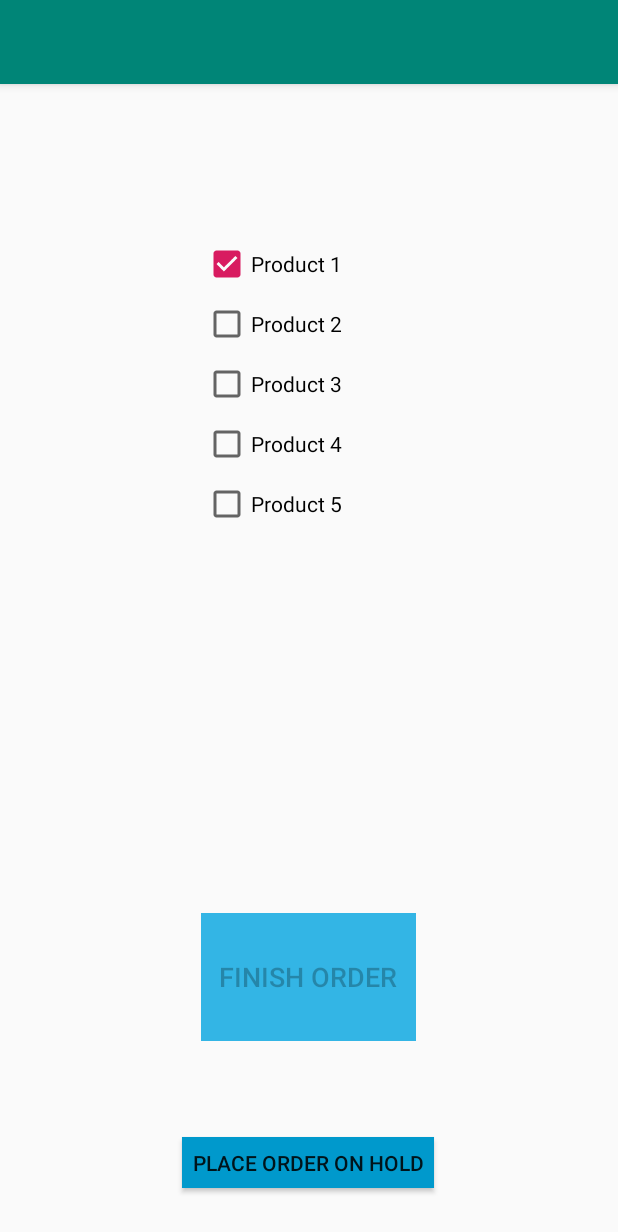
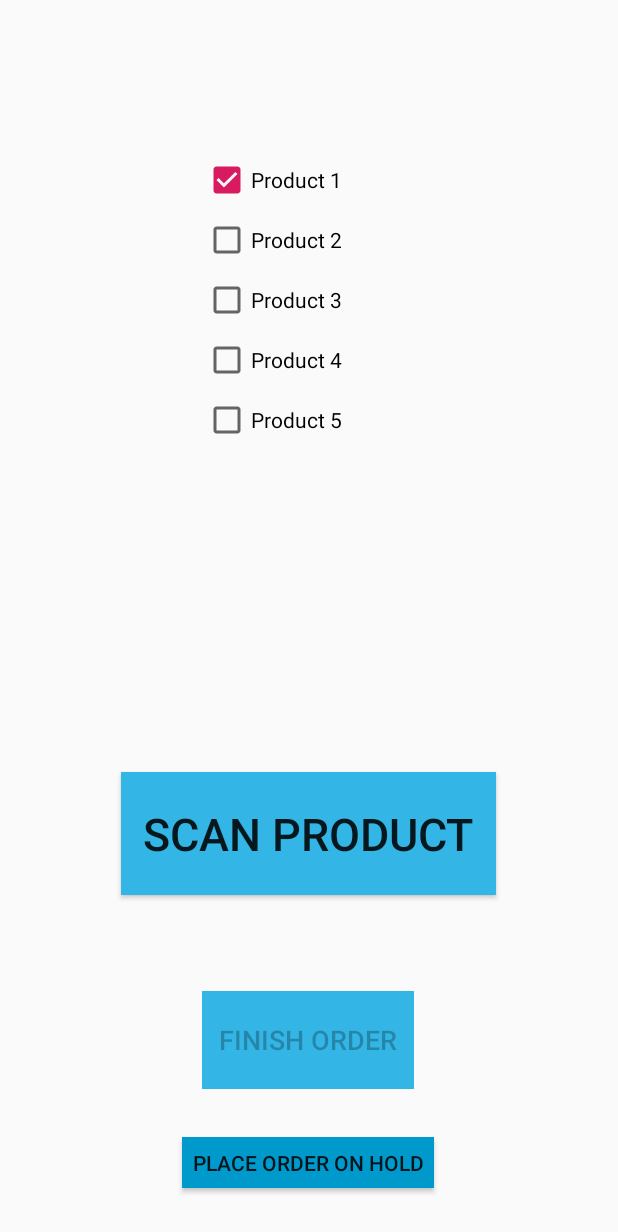
Before and after one commit to sjt5370/cmpsc488CapstoneProjectGroupBirdDog, an Android app: the Order screen opened directly, with no data from a screen before it, after a tap on "Product 1", on a phone screen of 412 x 824 dp. Shown: the top 1232 px of the screen. Run offline under Robolectric (Android 15) with nearby library versions, the light colour scheme and no system bars.

Commit message:
Picking App

```diff
--- a/Phase4/Picking/app/src/main/java/com/birddogs/picking/Order.java
+++ b/Phase4/Picking/app/src/main/java/com/birddogs/picking/Order.java
@@ -29,15 +29,18 @@ public class Order extends AppCompatActivity {
         //get buttons
         Button finish = (Button) findViewById(R.id.finishOrder);
         Button hold = (Button) findViewById(R.id.holdButton);
+        Button scan = (Button) findViewById(R.id.scanButton);
 
         //check for checked and update buttons
         if(p1.isChecked() && p2.isChecked() && p3.isChecked() && p4.isChecked() && p5.isChecked()){
             finish.setEnabled(true);
             hold.setEnabled(false);
+            scan.setEnabled(false);
         }
         else{
             finish.setEnabled(false);
             hold.setEnabled(true);
+            scan.setEnabled(true);
         }
     }
 
--- a/Phase4/Picking/app/src/main/res/layout/activity_order.xml
+++ b/Phase4/Picking/app/src/main/res/layout/activity_order.xml
@@ -73,9 +73,9 @@
 
     <Button
         android:id="@+id/finishOrder"
-        android:layout_width="143dp"
-        android:layout_height="85dp"
-        android:layout_marginBottom="64dp"
+        android:layout_width="141dp"
+        android:layout_height="65dp"
+        android:layout_marginBottom="32dp"
         android:background="@android:color/holo_blue_light"
         android:enabled="false"
         android:onClick="alert"
@@ -98,4 +98,17 @@
         app:layout_constraintEnd_toEndOf="parent"
         app:layout_constraintHorizontal_bias="0.497"
         app:layout_constraintStart_toStartOf="parent" />
+
+    <Button
+        android:id="@+id/scanButton"
+        android:layout_width="250dp"
+        android:layout_height="82dp"
+        android:layout_marginBottom="64dp"
+        android:background="@android:color/holo_blue_light"
+        android:text="@string/scanButton"
+        android:textSize="30sp"
+        app:layout_constraintBottom_toTopOf="@+id/finishOrder"
+        app:layout_constraintEnd_toEndOf="parent"
+        app:layout_constraintHorizontal_bias="0.498"
+        app:layout_constraintStart_toStartOf="parent" />
 </android.support.constraint.ConstraintLayout>
--- a/Phase4/Picking/app/src/main/res/values/strings.xml
+++ b/Phase4/Picking/app/src/main/res/values/strings.xml
@@ -13,4 +13,5 @@
     <string name="employee_id">Employee ID</string>
     <string name="password">********</string>
     <string name="loginButton">Login</string>
+    <string name="scanButton">Scan Product</string>
 </resources>
--- a/Phase4/Picking/app/src/main/res/values/styles.xml
+++ b/Phase4/Picking/app/src/main/res/values/styles.xml
@@ -1,7 +1,7 @@
 <resources>
 
     <!-- Base application theme. -->
-    <style name="AppTheme" parent="Theme.AppCompat.Light.DarkActionBar">
+    <style name="AppTheme" parent="Theme.AppCompat.Light.NoActionBar">
         <!-- Customize your theme here. -->
         <item name="colorPrimary">@color/colorPrimary</item>
         <item name="colorPrimaryDark">@color/colorPrimaryDark</item>
```
Also changed, not shown: Phase4/Picking/app/src/main/AndroidManifest.xml (+5 -7 lines), Phase4/Picking/app/src/main/java/com/birddogs/picking/Scan.java (added, +13 -0 lines), Phase4/Picking/app/src/main/res/layout/activity_scan.xml (added, +9 -0 lines), 2 other files.
